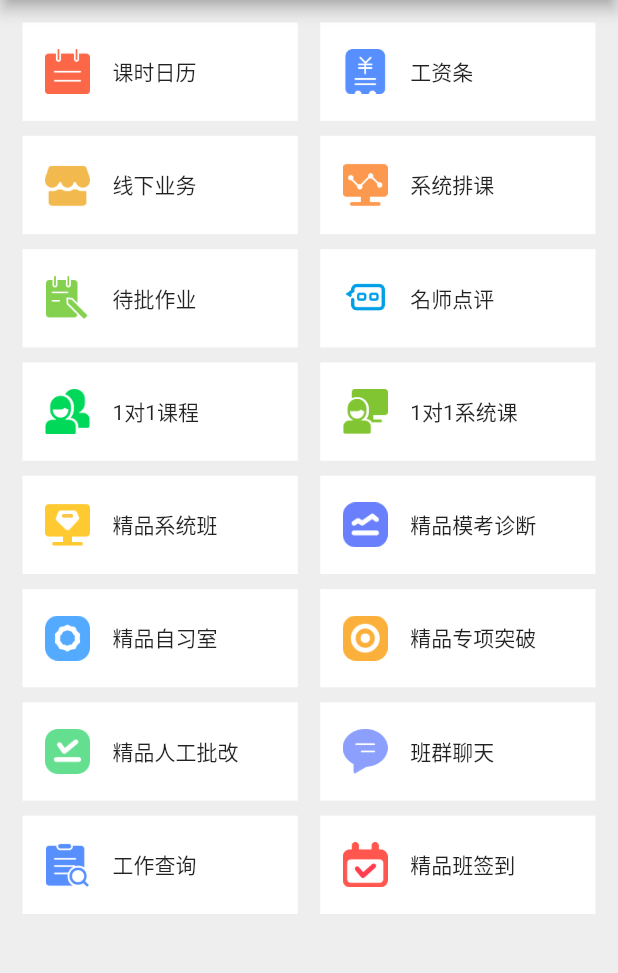
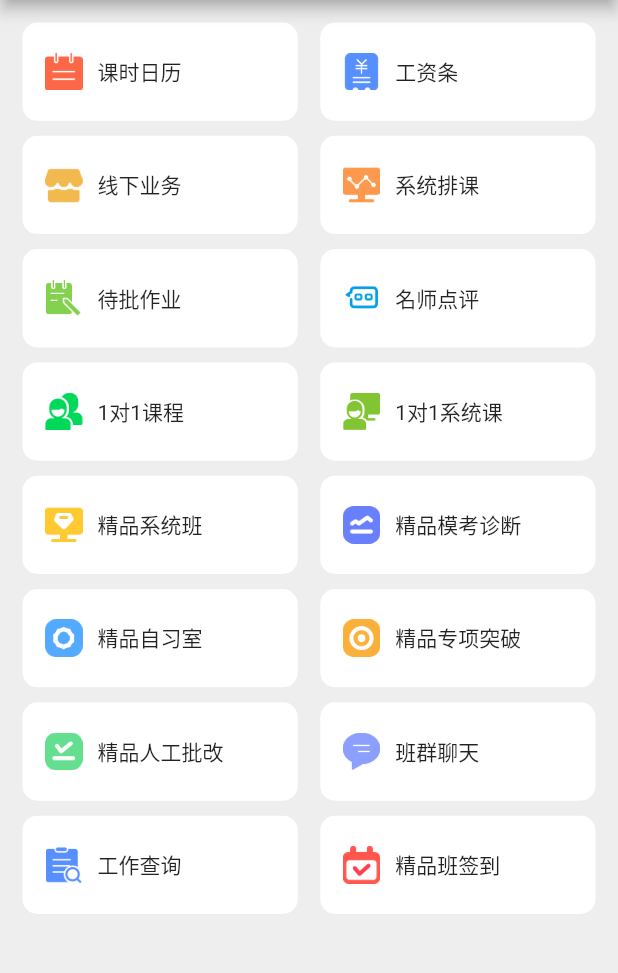
Before and after one commit to leerme/oa_flutter, a Flutter app: the screen it shows after launch, on a phone screen of 412 x 824 dp, the part 84-1057 px from its top. Run offline on Flutter 3.47's test engine with Material 2 defaults, Android fonts, the phone set to English and light mode, and no system bars.

Commit message:
MOD:contain add border radius

```diff
--- a/lib/main.dart
+++ b/lib/main.dart
@@ -92,16 +92,19 @@ class _MyHomePageState extends State<MyHomePage> {
           final imageName = imageNameModel[index];
           return Container(
             alignment: Alignment(0, 0),
-            color: Colors.white,
+            decoration: BoxDecoration(
+              color: Colors.white,
+              borderRadius: BorderRadius.circular(10),
+            ),
             child: Row(
               mainAxisAlignment: MainAxisAlignment.start,
               children: [
                 Padding(
-                  padding: const EdgeInsets.all(15.0),
+                  padding: const EdgeInsets.fromLTRB(15, 0, 10, 0),
                   child: Image.asset(
                     "assets/images/home_page/$imageName.png",
-                    height: 30,
-                    width: 30,
+                    height: 25,
+                    width: 25,
                   ),
                 ),
                 Text(titleModel[index]),
```
